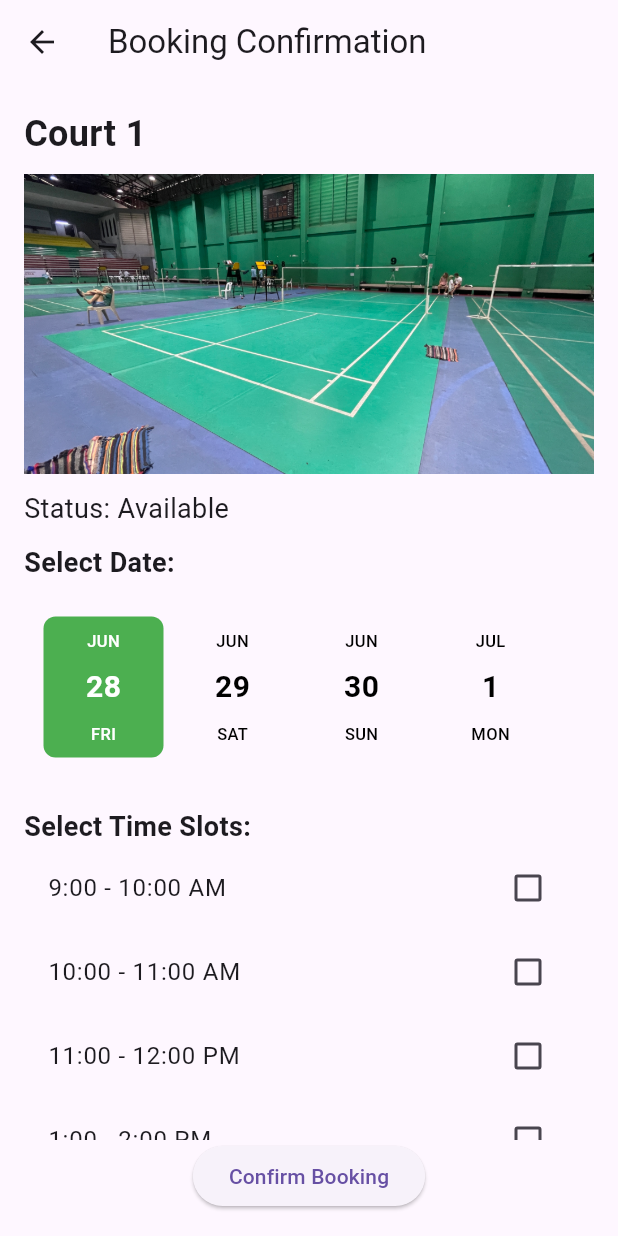
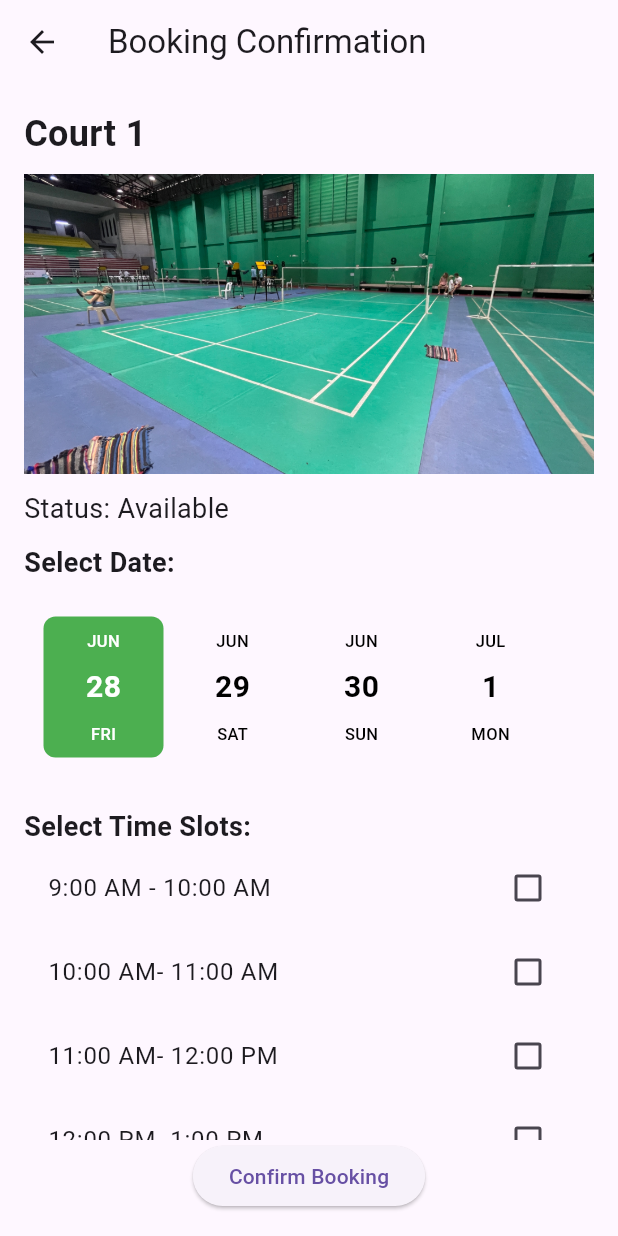
Before and after one commit to VilaphonBounmachanh/try_booking_batminton, a Flutter app: the screen it shows after launch, after a tap on "Book", on a phone screen of 412 x 824 dp. Run offline on Flutter 3.47's test engine with Material 3 defaults, Android fonts, the phone set to English and light mode, and no system bars; drawn by our look-alikes of date_picker_timeline; our stand-ins replace get.

Commit message:
commit handle time slot

```diff
--- a/lib/screen/booking_screen.dart
+++ b/lib/screen/booking_screen.dart
@@ -1,10 +1,9 @@
-// ignore_for_file: library_private_types_in_public_api, avoid_print
-
 import 'package:flutter/material.dart';
 import 'package:get/get.dart';
 import 'package:date_picker_timeline/date_picker_timeline.dart';
 import 'package:trycode/controller/booking_controller.dart';
 import 'package:trycode/model/court.dart';
+import 'package:intl/intl.dart';
 import 'package:trycode/screen/detail_screen.dart';
 
 class BookingScreen extends StatefulWidget {
@@ -20,30 +19,33 @@ class _BookingScreenState extends State<BookingScreen> {
   final BookingController bookingController = Get.find();
 
   final List<String> timeSlots = [
-    '9:00 - 10:00 AM',
-    '10:00 - 11:00 AM',
-    '11:00 - 12:00 PM',
-    '1:00 - 2:00 PM',
-    '2:00 - 3:00 PM',
-    '3:00 - 4:00 PM',
-    '4:00 - 5:00 PM',
-    '5:00 - 6:00 PM',
-    '6:00 - 7:00 PM',
-    '7:00 - 8:00 PM',
-    '8:00 - 9:00 PM',
-    '9:00 - 10:00 PM',
-    '10:00 - 11:00 PM',
+    '9:00 AM - 10:00 AM',
+    '10:00 AM- 11:00 AM',
+    '11:00 AM- 12:00 PM',
+    '12:00 PM- 1:00 PM',
+    '1:00 PM - 2:00 PM',
+    '2:00 PM - 3:00 PM',
+    '3:00 PM - 4:00 PM',
+    '4:00 PM - 5:00 PM',
+    '5:00 PM - 6:00 PM',
+    '6:00 PM - 7:00 PM',
+    '7:00 PM - 8:00 PM',
+    '8:00 PM - 9:00 PM',
+    '9:00 PM - 10:00 PM',
+    '10:00 PM - 11:00 PM',
   ];
 
-  Map<DateTime, List<String>> selectedTimeSlotsMap = {};
-
-  DateTime _selectedDate = DateTime.now(); // Initialize with current date
+  Map<DateTime, Map<String, bool>> bookingDetails = {};
+  DateTime _selectedDate = DateTime.now();
 
   @override
   void initState() {
     super.initState();
-    // Initialize all time slots as empty for the current date
-    selectedTimeSlotsMap[_selectedDate] = [];
+    // Initialize bookingDetails for the current date
+    bookingDetails[_selectedDate] = {};
+    for (var timeSlot in timeSlots) {
+      bookingDetails[_selectedDate]![timeSlot] = false;
+    }
   }
 
   @override
@@ -93,18 +95,23 @@ class _BookingScreenState extends State<BookingScreen> {
                 itemCount: timeSlots.length,
                 itemBuilder: (context, index) {
                   final timeSlot = timeSlots[index];
+                  final isSelected = bookingDetails[_selectedDate]?[timeSlot] ?? false;
+                  final isTimePassed = _isTimePassed(timeSlot);
+                  final isCurrentDate = _selectedDate.isAtSameMomentAs(DateTime.now());
+
+                  // Enable or disable onChanged based on whether it's the current date
+                  final canChangeTimeSlot = isCurrentDate || !isTimePassed;
+
                   return CheckboxListTile(
                     title: Text(timeSlot),
-                    value: selectedTimeSlotsMap[_selectedDate]?.contains(timeSlot) ?? false,
-                    onChanged: (bool? value) {
-                      setState(() {
-                        if (value!) {
-                          selectedTimeSlotsMap.update(_selectedDate, (slots) => [...slots, timeSlot], ifAbsent: () => [timeSlot]);
-                        } else {
-                          selectedTimeSlotsMap[_selectedDate]?.remove(timeSlot);
-                        }
-                      });
-                    },
+                    value: isSelected,
+                    onChanged: canChangeTimeSlot
+                        ? (bool? value) {
+                            setState(() {
+                              bookingDetails[_selectedDate]![timeSlot] = value!;
+                            });
+                          }
+                        : null,
                   );
                 },
               ),
@@ -112,17 +119,25 @@ class _BookingScreenState extends State<BookingScreen> {
             Center(
               child: ElevatedButton(
                 onPressed: () {
-                  // Process the selected dates and time slots
-                  selectedTimeSlotsMap.forEach((date, timeSlots) {
-                    if (timeSlots.isNotEmpty) {
-                      print('Date: $date');
-                      print('Time Slots: ${timeSlots.join(', ')}');
-                    }
-                  });
-                  // Navigate to DetailPage with the booking details and court details
+                  final Map<DateTime, List<String>> selectedBookingDetails = {};
+
+                  bookingDetails.forEach(
+                    (date, slots) {
+                      final selectedSlots = slots.entries.where((entry) => entry.value).map((entry) => entry.key).toList();
+                      if (selectedSlots.isNotEmpty) {
+                        selectedBookingDetails[date] = selectedSlots;
+                      }
+                    },
+                  );
+
+                  if (selectedBookingDetails.isEmpty) {
+                    Get.snackbar('Error', 'Please select at least one time slot', backgroundColor: Colors.red, colorText: Colors.white);
+                    return;
+                  }
+
                   Get.to(() => DetailPage(
                         court: widget.court,
-                        bookingDetails: selectedTimeSlotsMap,
+                        bookingDetails: selectedBookingDetails,
                       ));
                 },
                 child: const Text('Confirm Booking'),
@@ -151,12 +166,25 @@ class _BookingScreenState extends State<BookingScreen> {
       onDateChange: (date) {
         setState(() {
           _selectedDate = date;
-          // Clear time slots for the new selected date
-          if (!selectedTimeSlotsMap.containsKey(date)) {
-            selectedTimeSlotsMap[date] = [];
+          if (!bookingDetails.containsKey(date)) {
+            bookingDetails[date] = {};
+            for (var timeSlot in timeSlots) {
+              bookingDetails[date]![timeSlot] = false;
+            }
           }
         });
       },
     );
   }
+
+  bool _isTimePassed(String timeSlot) {
+    DateTime now = DateTime.now();
+    DateTime parsedTime = DateFormat('hh:mm a').parse(timeSlot.split(' - ')[0]);
+
+    // Adjust the parsedTime to compare against _selectedDate's date
+    parsedTime = DateTime(_selectedDate.year, _selectedDate.month, _selectedDate.day, parsedTime.hour, parsedTime.minute);
+
+    // Check if parsedTime is in the past relative to now
+    return now.isAfter(parsedTime);
+  }
 }
```
Also changed, not shown: lib/screen/bill_screen.dart (+4 -6 lines), lib/screen/detail_screen.dart (+24 -8 lines).
